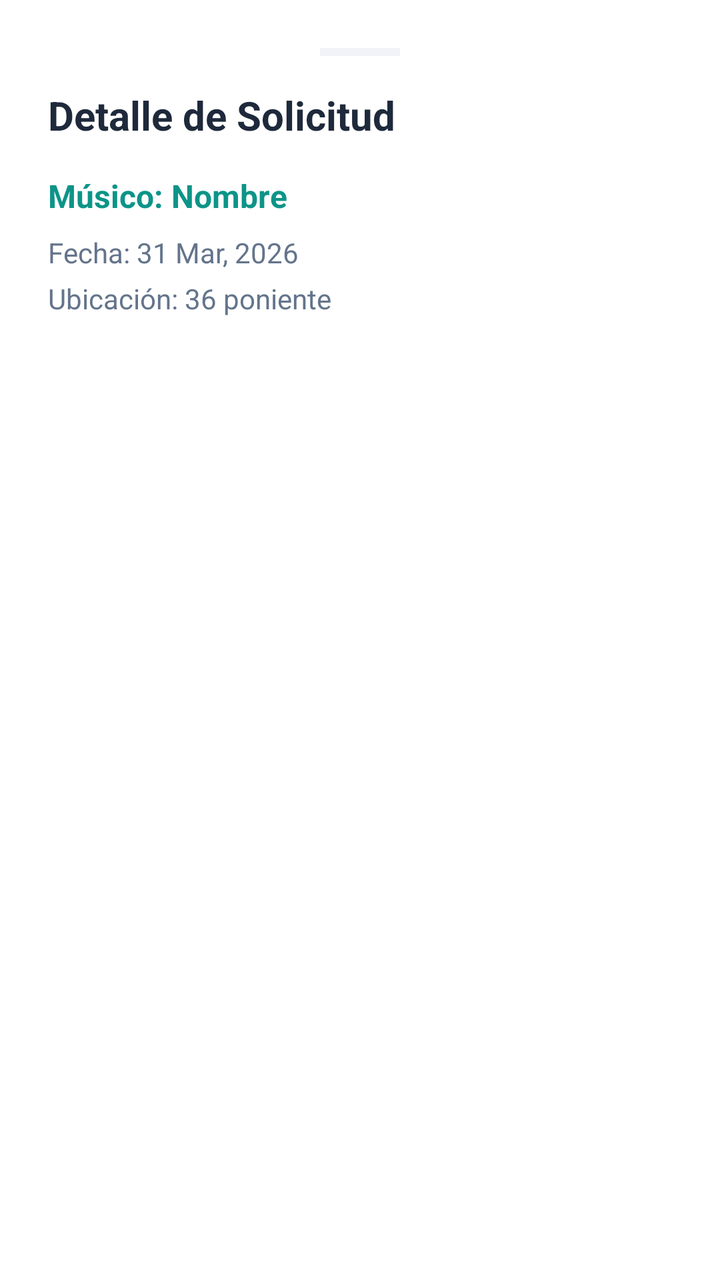
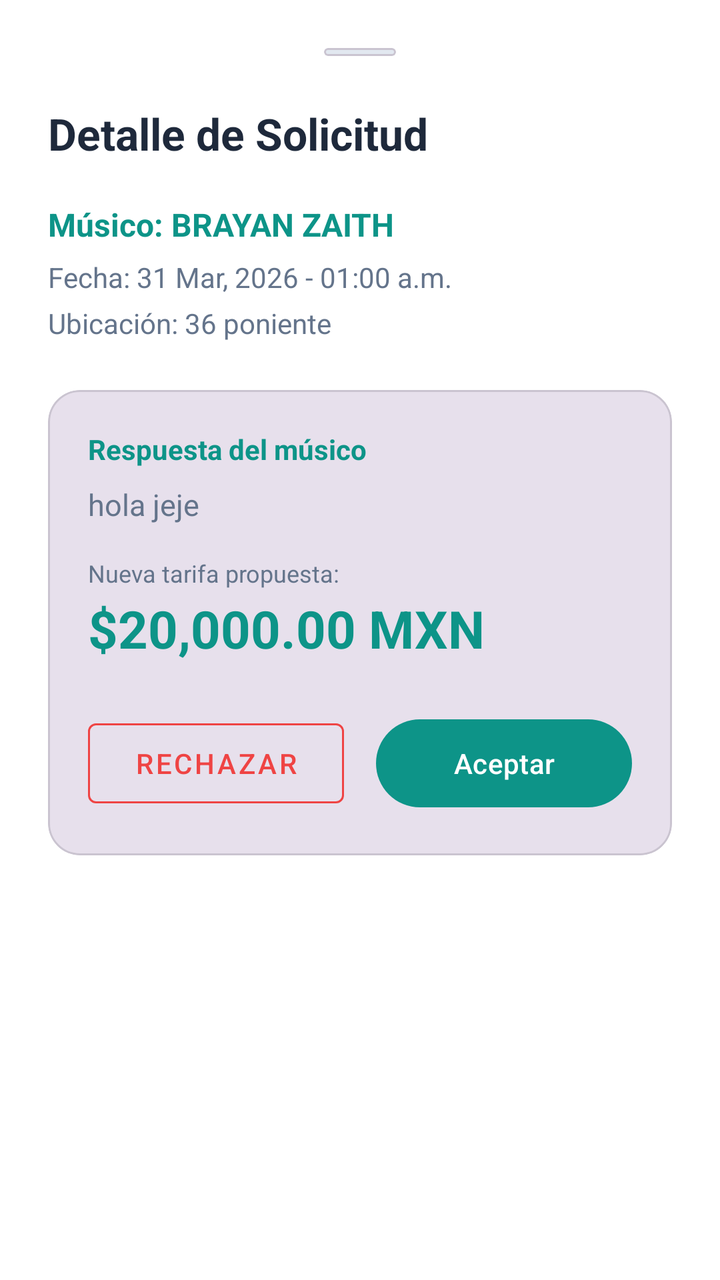

Two renders of the same Android screen: before a commit and after it. Below are the layout's source before the change and the commit's diff.
<!-- AndroidManifest.xml: application theme Theme.ArmonihzMobile -->
<!-- res/layout/layout_request_detail.xml -->
<?xml version="1.0" encoding="utf-8"?>
<LinearLayout xmlns:android="http://schemas.android.com/apk/res/android"
    xmlns:app="http://schemas.android.com/apk/res-auto"
    android:layout_width="match_parent"
    android:layout_height="wrap_content"
    android:orientation="vertical"
    android:padding="24dp"
    android:background="?attr/colorSurface">

    <View
        android:layout_width="40dp"
        android:layout_height="4dp"
        android:layout_gravity="center_horizontal"
        android:layout_marginBottom="16dp"
        android:background="?attr/colorOutline"
        android:alpha="0.5" />

    <TextView
        android:id="@+id/tvDetailTitle"
        android:layout_width="match_parent"
        android:layout_height="wrap_content"
        android:text="Detalle de Solicitud"
        android:textSize="20sp"
        android:textStyle="bold"
        android:textColor="?attr/colorOnSurface"
        android:layout_marginBottom="16dp" />

    <TextView
        android:id="@+id/tvDetailMusician"
        android:layout_width="match_parent"
        android:layout_height="wrap_content"
        android:text="Músico: Nombre"
        android:textSize="16sp"
        android:textColor="?attr/colorPrimary"
        android:textStyle="bold"
        android:layout_marginBottom="8dp"/>

    <TextView
        android:id="@+id/tvDetailDate"
        android:layout_width="match_parent"
        android:layout_height="wrap_content"
        android:text="Fecha: 31 Mar, 2026"
        android:textColor="?attr/colorOnSurfaceVariant"
        android:layout_marginBottom="4dp"/>

    <TextView
        android:id="@+id/tvDetailLocation"
        android:layout_width="match_parent"
        android:layout_height="wrap_content"
        android:text="Ubicación: 36 poniente"
        android:textColor="?attr/colorOnSurfaceVariant"
        android:layout_marginBottom="16dp"/>

    <LinearLayout
        android:id="@+id/layoutCounterOffer"
        android:layout_width="match_parent"
        android:layout_height="wrap_content"
        android:orientation="vertical"
        android:background="#F3E8FF"
        android:padding="16dp"
        android:layout_marginBottom="24dp"
        android:visibility="gone">

        <TextView
            android:layout_width="match_parent"
            android:layout_height="wrap_content"
            android:text="Respuesta del músico:"
            android:textStyle="bold"
            android:textColor="#6D28D9"
            android:layout_marginBottom="8dp"/>

        <TextView
            android:id="@+id/tvMusicianMessage"
            android:layout_width="match_parent"
            android:layout_height="wrap_content"
            android:text="Mensaje del músico..."
            android:textColor="#4C1D95"
            android:layout_marginBottom="12dp"/>

        <TextView
            android:layout_width="match_parent"
            android:layout_height="wrap_content"
            android:text="Nueva tarifa propuesta:"
            android:textSize="12sp"
            android:textColor="#6D28D9"/>

        <TextView
            android:id="@+id/tvNewPrice"
            android:layout_width="match_parent"
            android:layout_height="wrap_content"
            android:text="$8,000 MXN"
            android:textSize="24sp"
            android:textStyle="bold"
            android:textColor="#7C3AED"/>

        <LinearLayout
            android:layout_width="match_parent"
            android:layout_height="wrap_content"
            android:orientation="horizontal"
            android:layout_marginTop="16dp"
            android:weightSum="2">

            <com.google.android.material.button.MaterialButton
                android:id="@+id/btnRejectOffer"
                style="@style/Widget.MaterialComponents.Button.OutlinedButton"
                android:layout_width="0dp"
                android:layout_height="50dp"
                android:layout_weight="1"
                android:layout_marginEnd="8dp"
                android:text="Rechazar"
                android:textColor="#DC2626"
                app:strokeColor="#FCA5A5" />

            <com.google.android.material.button.MaterialButton
                android:id="@+id/btnAcceptOffer"
                android:layout_width="0dp"
                android:layout_height="50dp"
                android:layout_weight="1"
                android:layout_marginStart="8dp"
                android:text="Aceptar"
                app:backgroundTint="#7C3AED" />
        </LinearLayout>
    </LinearLayout>

</LinearLayout>
<!-- resources referenced by this layout -->
<resources>
  <style name="Theme.ArmonihzMobile" parent="Base.Theme.ArmonihzMobile" />
  <style name="Base.Theme.ArmonihzMobile" parent="Theme.Material3.DayNight.NoActionBar">
  
          
          <item name="colorPrimary">@color/md_primary</item>
          <item name="colorOnPrimary">@color/md_onPrimary</item>
  
          
          <item name="android:colorBackground">@color/md_background</item>
  
          
          <item name="colorSurface">@color/md_surface</item>
          <item name="colorOnSurface">@color/md_onSurface</item>
          <item name="colorOnSurfaceVariant">@color/md_onSurfaceVariant</item>
  
          
          <item name="colorOutline">@color/md_outline</item>
  
          
          <item name="colorError">@color/md_error</item>
  
          
          <item name="colorControlActivated">@color/md_primary</item>
  
      </style>
  <color name="md_primary">#0D9488</color>
  <color name="md_onPrimary">#FFFFFF</color>
  <color name="md_background">#F8FAFC</color>
  <color name="md_surface">#FFFFFF</color>
  <color name="md_onSurface">#1E293B</color>
  <color name="md_onSurfaceVariant">#64748B</color>
  <color name="md_outline">#E2E8F0</color>
  <color name="md_error">#EF4444</color>
</resources>

<!-- the commit's change to res/layout/layout_request_detail.xml (unified diff, before → after) -->
@@ -7,39 +7,41 @@
     android:padding="24dp"
     android:background="?attr/colorSurface">
 
-    <View
-        android:layout_width="40dp"
+    <com.google.android.material.card.MaterialCardView
+        android:layout_width="36dp"
         android:layout_height="4dp"
         android:layout_gravity="center_horizontal"
-        android:layout_marginBottom="16dp"
-        android:background="?attr/colorOutline"
-        android:alpha="0.5" />
+        android:layout_marginBottom="24dp"
+        app:cardBackgroundColor="?attr/colorOutline"
+        app:cardCornerRadius="2dp"
+        app:cardElevation="0dp" />
 
     <TextView
         android:id="@+id/tvDetailTitle"
         android:layout_width="match_parent"
         android:layout_height="wrap_content"
         android:text="Detalle de Solicitud"
-        android:textSize="20sp"
+        android:textSize="22sp"
         android:textStyle="bold"
         android:textColor="?attr/colorOnSurface"
-        android:layout_marginBottom="16dp" />
+        android:layout_marginBottom="20dp" />
 
     <TextView
         android:id="@+id/tvDetailMusician"
         android:layout_width="match_parent"
         android:layout_height="wrap_content"
-        android:text="Músico: Nombre"
+        android:text="Músico: BRAYAN ZAITH"
         android:textSize="16sp"
         android:textColor="?attr/colorPrimary"
         android:textStyle="bold"
-        android:layout_marginBottom="8dp"/>
+        android:layout_marginBottom="6dp"/>
 
     <TextView
         android:id="@+id/tvDetailDate"
         android:layout_width="match_parent"
         android:layout_height="wrap_content"
-        android:text="Fecha: 31 Mar, 2026"
+        android:text="Fecha: 31 Mar, 2026 - 01:00 a.m."
+        android:textSize="14sp"
         android:textColor="?attr/colorOnSurfaceVariant"
         android:layout_marginBottom="4dp"/>
 
@@ -48,78 +50,91 @@
         android:layout_width="match_parent"
         android:layout_height="wrap_content"
         android:text="Ubicación: 36 poniente"
+        android:textSize="14sp"
         android:textColor="?attr/colorOnSurfaceVariant"
-        android:layout_marginBottom="16dp"/>
+        android:layout_marginBottom="24dp"/>
 
-    <LinearLayout
+    <com.google.android.material.card.MaterialCardView
         android:id="@+id/layoutCounterOffer"
         android:layout_width="match_parent"
         android:layout_height="wrap_content"
-        android:orientation="vertical"
-        android:background="#F3E8FF"
-        android:padding="16dp"
-        android:layout_marginBottom="24dp"
-        android:visibility="gone">
-
-        <TextView
-            android:layout_width="match_parent"
-            android:layout_height="wrap_content"
-            android:text="Respuesta del músico:"
-            android:textStyle="bold"
-            android:textColor="#6D28D9"
-            android:layout_marginBottom="8dp"/>
-
-        <TextView
-            android:id="@+id/tvMusicianMessage"
-            android:layout_width="match_parent"
-            android:layout_height="wrap_content"
-            android:text="Mensaje del músico..."
-            android:textColor="#4C1D95"
-            android:layout_marginBottom="12dp"/>
-
-        <TextView
-            android:layout_width="match_parent"
-            android:layout_height="wrap_content"
-            android:text="Nueva tarifa propuesta:"
-            android:textSize="12sp"
-            android:textColor="#6D28D9"/>
-
-        <TextView
-            android:id="@+id/tvNewPrice"
-            android:layout_width="match_parent"
-            android:layout_height="wrap_content"
-            android:text="$8,000 MXN"
-            android:textSize="24sp"
-            android:textStyle="bold"
-            android:textColor="#7C3AED"/>
+        android:layout_marginBottom="8dp"
+        app:cardBackgroundColor="?attr/colorSurfaceVariant"
+        app:cardCornerRadius="16dp"
+        app:cardElevation="0dp"
+        app:strokeColor="?attr/colorOutlineVariant"
+        app:strokeWidth="1dp">
 
         <LinearLayout
             android:layout_width="match_parent"
             android:layout_height="wrap_content"
-            android:orientation="horizontal"
-            android:layout_marginTop="16dp"
-            android:weightSum="2">
+            android:orientation="vertical"
+            android:padding="20dp">
 
-            <com.google.android.material.button.MaterialButton
-                android:id="@+id/btnRejectOffer"
-                style="@style/Widget.MaterialComponents.Button.OutlinedButton"
-                android:layout_width="0dp"
-                android:layout_height="50dp"
-                android:layout_weight="1"
-                android:layout_marginEnd="8dp"
-                android:text="Rechazar"
-                android:textColor="#DC2626"
-                app:strokeColor="#FCA5A5" />
+            <TextView
+                android:layout_width="match_parent"
+                android:layout_height="wrap_content"
+                android:text="Respuesta del músico"
+                android:textStyle="bold"
+                android:textColor="?attr/colorPrimary"
+                android:layout_marginBottom="8dp"/>
 
-            <com.google.android.material.button.MaterialButton
-                android:id="@+id/btnAcceptOffer"
-                android:layout_width="0dp"
-                android:layout_height="50dp"
-                android:layout_weight="1"
-                android:layout_marginStart="8dp"
-                android:text="Aceptar"
-                app:backgroundTint="#7C3AED" />
+            <TextView
+                android:id="@+id/tvMusicianMessage"
+                android:layout_width="match_parent"
+                android:layout_height="wrap_content"
+                android:text="hola jeje"
+                android:textSize="15sp"
+                android:textColor="?attr/colorOnSurfaceVariant"
+                android:layout_marginBottom="16dp"/>
+
+            <TextView
+                android:layout_width="match_parent"
+                android:layout_height="wrap_content"
+                android:text="Nueva tarifa propuesta:"
+                android:textSize="12sp"
+                android:textColor="?attr/colorOnSurfaceVariant"/>
+
+            <TextView
+                android:id="@+id/tvNewPrice"
+                android:layout_width="match_parent"
+                android:layout_height="wrap_content"
+                android:text="$20,000.00 MXN"
+                android:textSize="26sp"
+                android:textStyle="bold"
+                android:textColor="?attr/colorPrimary"
+                android:layout_marginTop="2dp"/>
+
+            <LinearLayout
+                android:layout_width="match_parent"
+                android:layout_height="wrap_content"
+                android:orientation="horizontal"
+                android:layout_marginTop="24dp"
+                android:weightSum="2">
+
+                <com.google.android.material.button.MaterialButton
+                    android:id="@+id/btnRejectOffer"
+                    style="@style/Widget.MaterialComponents.Button.OutlinedButton"
+                    android:layout_width="0dp"
+                    android:layout_height="52dp"
+                    android:layout_weight="1"
+                    android:layout_marginEnd="8dp"
+                    android:text="Rechazar"
+                    android:textColor="?attr/colorError"
+                    app:strokeColor="?attr/colorError" />
+
+                <com.google.android.material.button.MaterialButton
+                    android:id="@+id/btnAcceptOffer"
+                    android:layout_width="0dp"
+                    android:layout_height="52dp"
+                    android:layout_weight="1"
+                    android:layout_marginStart="8dp"
+                    android:text="Aceptar"
+                    android:textColor="?attr/colorOnPrimary"
+                    app:backgroundTint="?attr/colorPrimary" />
+            </LinearLayout>
+
         </LinearLayout>
-    </LinearLayout>
+    </com.google.android.material.card.MaterialCardView>
 
 </LinearLayout>
